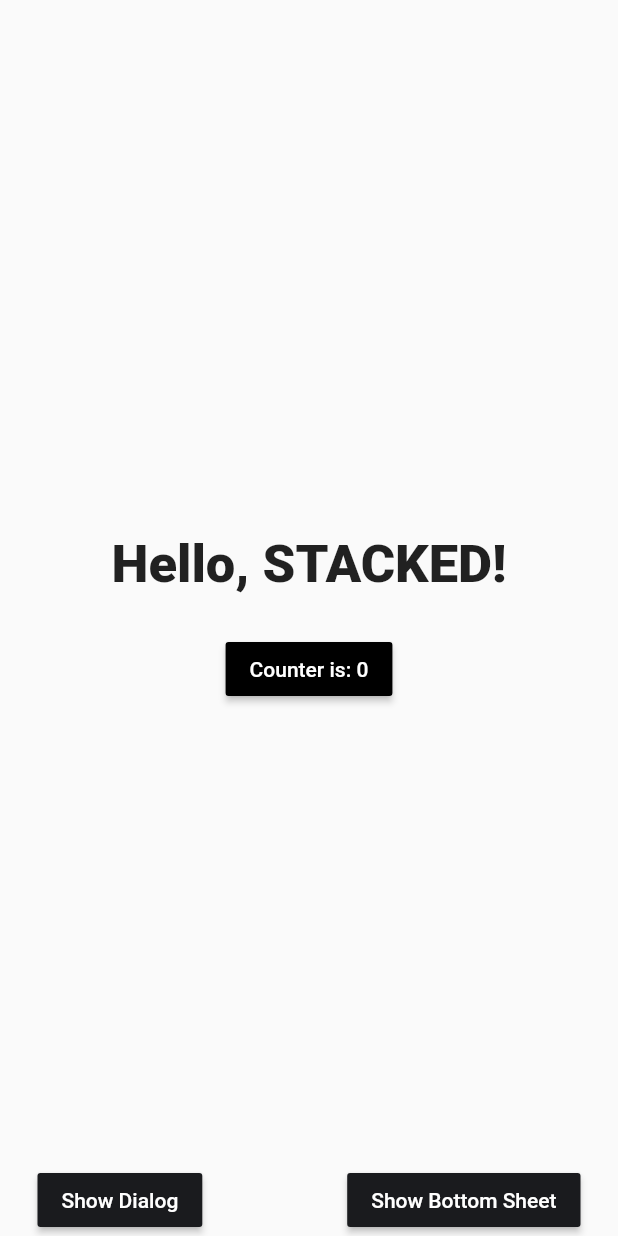
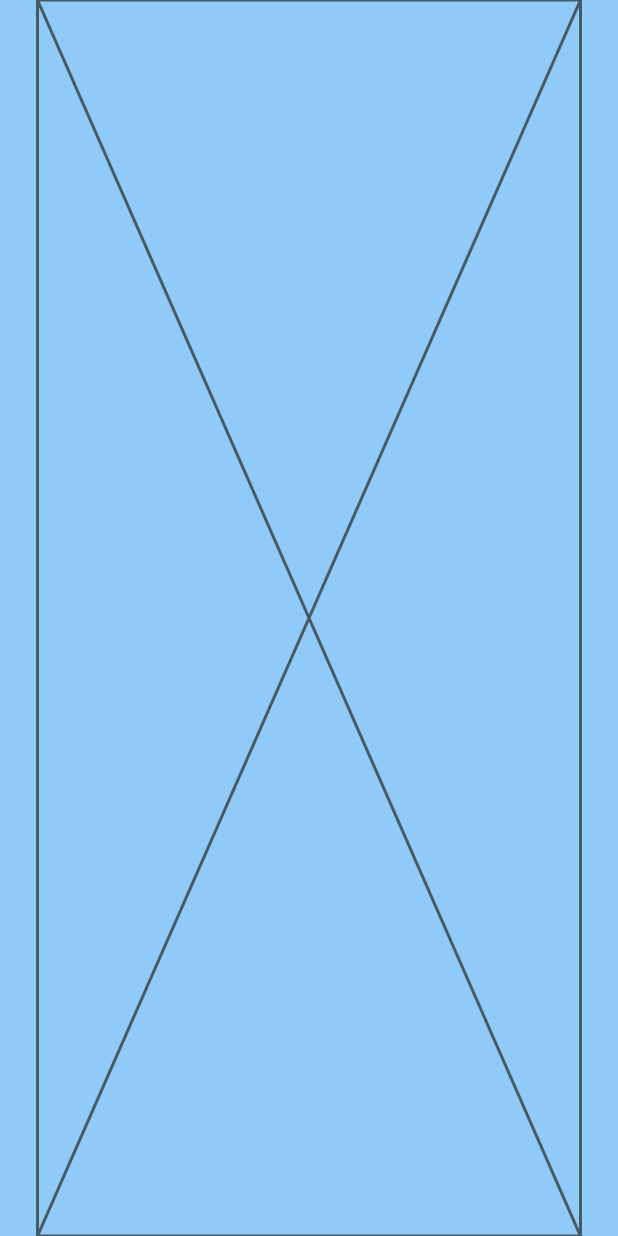
Before and after one commit to 1aggarcia/MeUni, a Flutter app: the screen it shows after launch, on a phone screen of 412 x 824 dp. Run offline on Flutter 3.47's test engine with Material 2 defaults, Android fonts, the phone set to English and light mode, and no system bars; our stand-ins replace stacked, stacked_services, stacked_shared.

Commit message:
[mobile] Delete home view and create events view

```diff
--- a/mobile/lib/app/app.dart
+++ b/mobile/lib/app/app.dart
@@ -1,16 +1,16 @@
 import 'package:meuni_mobile/ui/bottom_sheets/notice/notice_sheet.dart';
 import 'package:meuni_mobile/ui/dialogs/info_alert/info_alert_dialog.dart';
-import 'package:meuni_mobile/ui/views/home/home_view.dart';
 import 'package:meuni_mobile/ui/views/startup/startup_view.dart';
 import 'package:stacked/stacked_annotations.dart';
 import 'package:stacked_services/stacked_services.dart';
+import 'package:meuni_mobile/ui/views/events/events_view.dart';
 // @stacked-import
 
 @StackedApp(
   routes: [
-    MaterialRoute(page: HomeView),
     MaterialRoute(page: StartupView),
-    // @stacked-route
+    MaterialRoute(page: EventsView),
+// @stacked-route
   ],
   dependencies: [
     LazySingleton(classType: BottomSheetService),
--- a/mobile/lib/app/app.router.dart
+++ b/mobile/lib/app/app.router.dart
@@ -7,44 +7,44 @@
 // ignore_for_file: no_leading_underscores_for_library_prefixes
 import 'package:flutter/material.dart' as _i4;
 import 'package:flutter/material.dart';
-import 'package:meuni_mobile/ui/views/home/home_view.dart' as _i2;
-import 'package:meuni_mobile/ui/views/startup/startup_view.dart' as _i3;
+import 'package:meuni_mobile/ui/views/events/events_view.dart' as _i3;
+import 'package:meuni_mobile/ui/views/startup/startup_view.dart' as _i2;
 import 'package:stacked/stacked.dart' as _i1;
 import 'package:stacked_services/stacked_services.dart' as _i5;
 
 class Routes {
-  static const homeView = '/home-view';
-
   static const startupView = '/startup-view';
 
+  static const eventsView = '/events-view';
+
   static const all = <String>{
-    homeView,
     startupView,
+    eventsView,
   };
 }
 
 class StackedRouter extends _i1.RouterBase {
   final _routes = <_i1.RouteDef>[
     _i1.RouteDef(
-      Routes.homeView,
-      page: _i2.HomeView,
+      Routes.startupView,
+      page: _i2.StartupView,
     ),
     _i1.RouteDef(
-      Routes.startupView,
-      page: _i3.StartupView,
+      Routes.eventsView,
+      page: _i3.EventsView,
     ),
   ];
 
   final _pagesMap = <Type, _i1.StackedRouteFactory>{
-    _i2.HomeView: (data) {
+    _i2.StartupView: (data) {
       return _i4.MaterialPageRoute<dynamic>(
-        builder: (context) => const _i2.HomeView(),
+        builder: (context) => const _i2.StartupView(),
         settings: data,
       );
     },
-    _i3.StartupView: (data) {
+    _i3.EventsView: (data) {
       return _i4.MaterialPageRoute<dynamic>(
-        builder: (context) => const _i3.StartupView(),
+        builder: (context) => const _i3.EventsView(),
         settings: data,
       );
     },
@@ -58,20 +58,6 @@ class StackedRouter extends _i1.RouterBase {
 }
 
 extension NavigatorStateExtension on _i5.NavigationService {
-  Future<dynamic> navigateToHomeView([
-    int? routerId,
-    bool preventDuplicates = true,
-    Map<String, String>? parameters,
-    Widget Function(BuildContext, Animation<double>, Animation<double>, Widget)?
-        transition,
-  ]) async {
-    return navigateTo<dynamic>(Routes.homeView,
-        id: routerId,
-        preventDuplicates: preventDuplicates,
-        parameters: parameters,
-        transition: transition);
-  }
-
   Future<dynamic> navigateToStartupView([
     int? routerId,
     bool preventDuplicates = true,
@@ -86,14 +72,14 @@ extension NavigatorStateExtension on _i5.NavigationService {
         transition: transition);
   }
 
-  Future<dynamic> replaceWithHomeView([
+  Future<dynamic> navigateToEventsView([
     int? routerId,
     bool preventDuplicates = true,
     Map<String, String>? parameters,
     Widget Function(BuildContext, Animation<double>, Animation<double>, Widget)?
         transition,
   ]) async {
-    return replaceWith<dynamic>(Routes.homeView,
+    return navigateTo<dynamic>(Routes.eventsView,
         id: routerId,
         preventDuplicates: preventDuplicates,
         parameters: parameters,
@@ -113,4 +99,18 @@ extension NavigatorStateExtension on _i5.NavigationService {
         parameters: parameters,
         transition: transition);
   }
+
+  Future<dynamic> replaceWithEventsView([
+    int? routerId,
+    bool preventDuplicates = true,
+    Map<String, String>? parameters,
+    Widget Function(BuildContext, Animation<double>, Animation<double>, Widget)?
+        transition,
+  ]) async {
+    return replaceWith<dynamic>(Routes.eventsView,
+        id: routerId,
+        preventDuplicates: preventDuplicates,
+        parameters: parameters,
+        transition: transition);
+  }
 }
--- /dev/null
+++ b/mobile/lib/ui/views/events/events_view.dart
@@ -0,0 +1,29 @@
+import 'package:flutter/material.dart';
+import 'package:stacked/stacked.dart';
+
+import 'events_viewmodel.dart';
+
+class EventsView extends StackedView<EventsViewModel> {
+  const EventsView({Key? key}) : super(key: key);
+
+  @override
+  Widget builder(
+    BuildContext context,
+    EventsViewModel viewModel,
+    Widget? child,
+  ) {
+    return Scaffold(
+      backgroundColor: Theme.of(context).colorScheme.background,
+      body: Container(
+        padding: const EdgeInsets.only(left: 25.0, right: 25.0),
+        child: const Placeholder(),
+      ),
+    );
+  }
+
+  @override
+  EventsViewModel viewModelBuilder(
+    BuildContext context,
+  ) =>
+      EventsViewModel();
+}
--- /dev/null
+++ b/mobile/lib/ui/views/events/events_viewmodel.dart
@@ -0,0 +1,3 @@
+import 'package:stacked/stacked.dart';
+
+class EventsViewModel extends BaseViewModel {}
--- a/mobile/lib/ui/views/home/home_view.dart
+++ /dev/null
@@ -1,85 +0,0 @@
-import 'package:flutter/material.dart';
-import 'package:stacked/stacked.dart';
-import 'package:meuni_mobile/ui/common/app_colors.dart';
-import 'package:meuni_mobile/ui/common/ui_helpers.dart';
-
-import 'home_viewmodel.dart';
-
-class HomeView extends StackedView<HomeViewModel> {
-  const HomeView({Key? key}) : super(key: key);
-
-  @override
-  Widget builder(
-    BuildContext context,
-    HomeViewModel viewModel,
-    Widget? child,
-  ) {
-    return Scaffold(
-      body: SafeArea(
-        child: Padding(
-          padding: const EdgeInsets.symmetric(horizontal: 25.0),
-          child: Center(
-            child: Column(
-              mainAxisSize: MainAxisSize.max,
-              mainAxisAlignment: MainAxisAlignment.spaceBetween,
-              children: [
-                verticalSpaceLarge,
-                Column(
-                  children: [
-                    const Text(
-                      'Hello, STACKED!',
-                      style: TextStyle(
-                        fontSize: 35,
-                        fontWeight: FontWeight.w900,
-                      ),
-                    ),
-                    verticalSpaceMedium,
-                    MaterialButton(
-                      color: Colors.black,
-                      onPressed: viewModel.incrementCounter,
-                      child: Text(
-                        viewModel.counterLabel,
-                        style: const TextStyle(color: Colors.white),
-                      ),
-                    ),
-                  ],
-                ),
-                Row(
-                  mainAxisAlignment: MainAxisAlignment.spaceBetween,
-                  children: [
-                    MaterialButton(
-                      color: kcDarkGreyColor,
-                      onPressed: viewModel.showDialog,
-                      child: const Text(
-                        'Show Dialog',
-                        style: TextStyle(
-                          color: Colors.white,
-                        ),
-                      ),
-                    ),
-                    MaterialButton(
-                      color: kcDarkGreyColor,
-                      onPressed: viewModel.showBottomSheet,
-                      child: const Text(
-                        'Show Bottom Sheet',
-                        style: TextStyle(
-                          color: Colors.white,
-                        ),
-                      ),
-                    ),
-                  ],
-                )
-              ],
-            ),
-          ),
-        ),
-      ),
-    );
-  }
-
-  @override
-  HomeViewModel viewModelBuilder(
-    BuildContext context,
-  ) =>
-      HomeViewModel();
-}
--- a/mobile/lib/ui/views/home/home_viewmodel.dart
+++ /dev/null
@@ -1,36 +0,0 @@
-import 'package:meuni_mobile/app/app.bottomsheets.dart';
-import 'package:meuni_mobile/app/app.dialogs.dart';
-import 'package:meuni_mobile/app/app.locator.dart';
-import 'package:meuni_mobile/ui/common/app_strings.dart';
-import 'package:stacked/stacked.dart';
-import 'package:stacked_services/stacked_services.dart';
-
-class HomeViewModel extends BaseViewModel {
-  final _dialogService = locator<DialogService>();
-  final _bottomSheetService = locator<BottomSheetService>();
-
-  String get counterLabel => 'Counter is: $_counter';
-
-  int _counter = 0;
-
-  void incrementCounter() {
-    _counter++;
-    rebuildUi();
-  }
-
-  void showDialog() {
-    _dialogService.showCustomDialog(
-      variant: DialogType.infoAlert,
-      title: 'Stacked Rocks!',
-      description: 'Give stacked $_counter stars on Github',
-    );
-  }
-
-  void showBottomSheet() {
-    _bottomSheetService.showCustomSheet(
-      variant: BottomSheetType.notice,
-      title: ksHomeBottomSheetTitle,
-      description: ksHomeBottomSheetDescription,
-    );
-  }
-}
--- a/mobile/lib/ui/views/startup/startup_viewmodel.dart
+++ b/mobile/lib/ui/views/startup/startup_viewmodel.dart
@@ -13,6 +13,6 @@ class StartupViewModel extends BaseViewModel {
     // This is where you can make decisions on where your app should navigate when
     // you have custom startup logic
 
-    _navigationService.replaceWithHomeView();
+    _navigationService.replaceWithEventsView();
   }
 }
```
Also changed, not shown: 2 other files.
